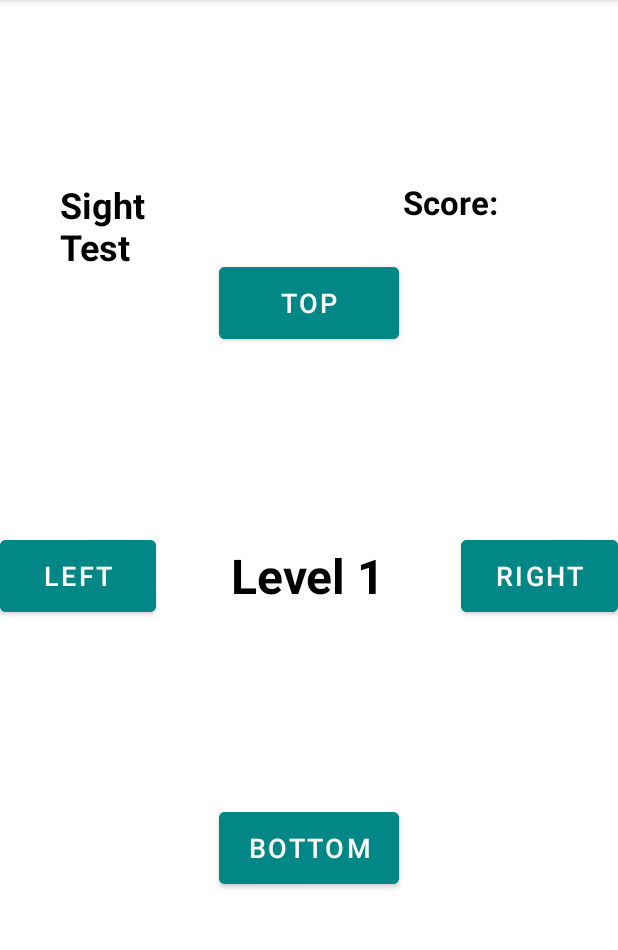
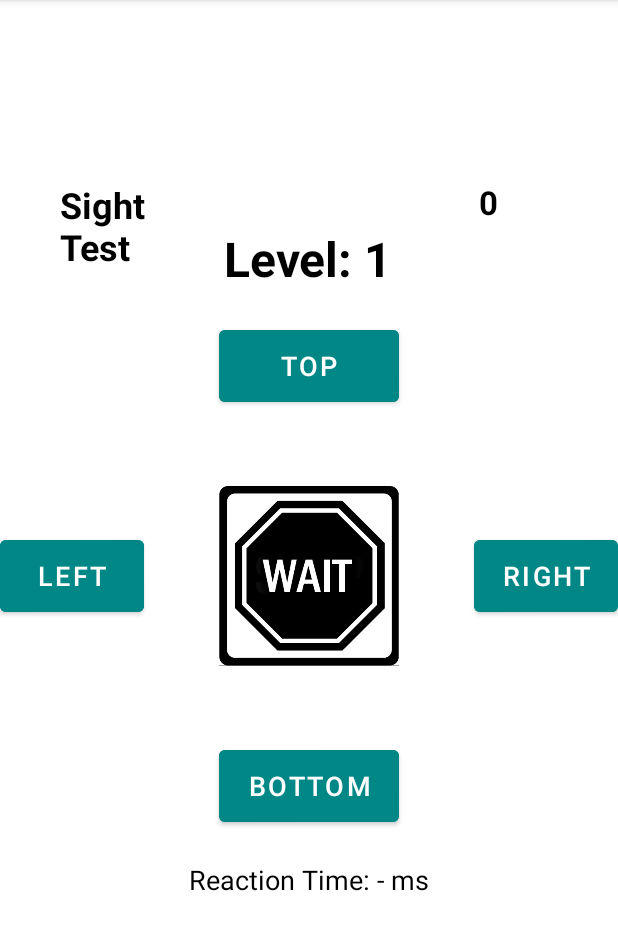
Before and after one commit to QudahM/ProjectApp, an Android app: the SightTestActivity screen opened directly, with no data from a screen before it, on a phone screen of 412 x 824 dp, the part 84-1034 px from its top. Run offline under Robolectric (Android 15) with nearby library versions, the light colour scheme and no system bars.

Commit message:
added sight test

```diff
--- a/app/src/main/java/com/example/projectapp/SightTestActivity.java
+++ b/app/src/main/java/com/example/projectapp/SightTestActivity.java
@@ -1,13 +1,128 @@
 package com.example.projectapp;
-
+import android.media.MediaPlayer;
 import android.os.Bundle;
-
+import android.os.Handler;
+import android.view.View;
+import android.widget.Button;
+import android.widget.ImageView;
+import android.widget.TextView;
 import androidx.appcompat.app.AppCompatActivity;
 
+import com.example.projectapp.R;
+import java.util.Random;
+
+
 public class SightTestActivity extends AppCompatActivity {
+    private Button leftButton, rightButton, upButton, downButton;
+    private TextView leveltext,score,resultText;
+    private ImageView directionImage;
+    private long startTime,endTime;
+    private gamehelper helper;
+    private int correctAnswers,counter;
+    private long totalReactionTime;
+    private int missedDirections,level;
+    private final String[] directions = {"UP", "LEFT", "RIGHT", "DOWN"};
+    private String currentDirection = "";
+    private Random random = new Random();
+    private Handler handler;
     @Override
     protected void onCreate(Bundle savedInstanceState) {
         super.onCreate(savedInstanceState);
         setContentView(R.layout.activity_sight_test);
+        leftButton = findViewById(R.id.btn_left);
+        rightButton = findViewById(R.id.btn_right);
+        upButton = findViewById(R.id.btn_top);
+        downButton = findViewById(R.id.btn_bottom);
+        leveltext= findViewById(R.id.text_level);
+        directionImage=findViewById(R.id.directionImage);
+        score=findViewById(R.id.text_score_label);
+        resultText=findViewById(R.id.resultText);
+        handler = new Handler(getMainLooper());
+        level=1;
+        leveltext.setText("Level: "+level);
+        correctAnswers=0;
+        score.setText(""+correctAnswers);
+        directionImage.setImageResource(R.drawable.wait);
+        startGame();
+        upButton.setOnClickListener(v -> checkAnswer("UP"));
+        leftButton.setOnClickListener(v -> checkAnswer("LEFT"));
+        rightButton.setOnClickListener(v -> checkAnswer("RIGHT"));
+        downButton.setOnClickListener(v -> checkAnswer("DOWN"));
+        helper=new gamehelper(this);
     }
+    private void startGame(){
+        directionImage.setImageResource(R.drawable.wait);
+        long delay;
+        if (level == 1) {
+            delay = 3000;
+        } else if (level == 2) {
+            delay = 2000;
+        } else {
+            delay = 1000;
+        }
+        handler.postDelayed(() -> {
+            currentDirection = directions[random.nextInt(directions.length)];
+            startTime = System.currentTimeMillis();
+            setdirection(currentDirection);
+            directionImage.setVisibility(View.VISIBLE);
+        }, delay);
+        directionImage.setImageResource(R.drawable.wait);
+    }
+
+    private void setdirection(String currentDirection) {
+        switch (currentDirection) {
+            case "LEFT":
+                directionImage.setImageResource(R.drawable.leftarrow);
+                break;
+            case "RIGHT":
+                directionImage.setImageResource(R.drawable.rightarrow);
+                break;
+            case "UP":
+                directionImage.setImageResource(R.drawable.uparrow);
+                break;
+            case "DOWN":
+                directionImage.setImageResource(R.drawable.downarrow);
+                break;
+        }
+    }
+
+
+    private void checkAnswer(String userAnswer){
+
+
+        if (userAnswer.equals(currentDirection)) {
+            correctAnswers++;
+            counter++;
+            long reactionTime = System.currentTimeMillis() - startTime;
+            totalReactionTime += reactionTime;
+            missedDirections = 0;
+            score.setText("Score: "+correctAnswers);
+
+            double seconds = reactionTime / 1000.0;
+            String formattedTime = String.format("%.3f", seconds);
+
+            resultText.setText("Reaction Time: " + formattedTime + " seconds");
+            if (correctAnswers >= 5) {
+                level++;
+                correctAnswers = 0;
+
+                leveltext.setText("Level: "+level);
+                score.setText("Score: "+correctAnswers);
+                handler.postDelayed(() -> startGame(), 500);
+            }
+            if (level==4){
+                helper.showGameResults(true,counter,totalReactionTime,this::startGame);
+                level=1;
+                correctAnswers = 0;
+                leveltext.setText("Level: "+level);
+                score.setText("Score: "+correctAnswers);
+
+            }
+            handler.postDelayed(() -> startGame(), 500);
+        } else {
+            missedDirections++;
+            handler.postDelayed(() -> startGame(), 1000);
+        }
+    }
+
 }
--- a/app/src/main/res/layout/activity_sight_test.xml
+++ b/app/src/main/res/layout/activity_sight_test.xml
@@ -56,7 +56,9 @@
         android:textColor="#000000"
         android:textAlignment="center"
         android:gravity="center"
-        android:layout_centerInParent="true" />
+        android:layout_centerHorizontal="true"
+        android:layout_above="@id/btn_top"
+        android:layout_marginBottom="20dp" />
 
     <!-- Top Button -->
     <Button
@@ -67,9 +69,17 @@
         android:textSize="18sp"
         android:backgroundTint="@color/teal_700"
         android:textColor="#FFFFFF"
-        android:layout_above="@id/text_level"
         android:layout_centerHorizontal="true"
-        android:layout_marginBottom="130dp" />
+        android:layout_above="@id/directionImage"
+        android:layout_marginBottom="50dp" />
+
+    <!-- Image in the center -->
+    <ImageView
+        android:id="@+id/directionImage"
+        android:layout_width="120dp"
+        android:layout_height="120dp"
+        android:src="@drawable/ic_launcher_foreground"
+        android:layout_centerInParent="true" />
 
     <!-- Left Button -->
     <Button
@@ -80,7 +90,7 @@
         android:textSize="18sp"
         android:backgroundTint="@color/teal_700"
         android:textColor="#FFFFFF"
-        android:layout_toStartOf="@id/text_level"
+        android:layout_toStartOf="@id/directionImage"
         android:layout_centerVertical="true"
         android:layout_marginEnd="50dp" />
 
@@ -93,7 +103,7 @@
         android:textSize="18sp"
         android:backgroundTint="@color/teal_700"
         android:textColor="#FFFFFF"
-        android:layout_toEndOf="@id/text_level"
+        android:layout_toEndOf="@id/directionImage"
         android:layout_centerVertical="true"
         android:layout_marginStart="50dp" />
 
@@ -106,8 +116,18 @@
         android:textSize="18sp"
         android:backgroundTint="@color/teal_700"
         android:textColor="#FFFFFF"
-        android:layout_below="@id/text_level"
+        android:layout_below="@id/directionImage"
         android:layout_centerHorizontal="true"
-        android:layout_marginTop="130dp" />
+        android:layout_marginTop="50dp" />
+    <TextView
+        android:id="@+id/resultText"
+        android:layout_width="wrap_content"
+        android:layout_height="wrap_content"
+        android:textSize="18sp"
+        android:textColor="#000000"
+        android:paddingTop="20dp"
+        android:layout_below="@id/btn_bottom"
+        android:text="Reaction Time: - ms"
+        android:layout_centerHorizontal="true"/>
 
 </RelativeLayout>
```
Also changed, not shown: app/src/main/java/com/example/projectapp/gamehelper.java (added, +36 -0 lines), app/src/main/res/drawable/downarrow.png (added), app/src/main/res/drawable/leftarrow.png (added), app/src/main/res/drawable/rightarrow.png (added), app/src/main/res/drawable/uparrow.png (added), app/src/main/res/drawable/wait.png (added).
